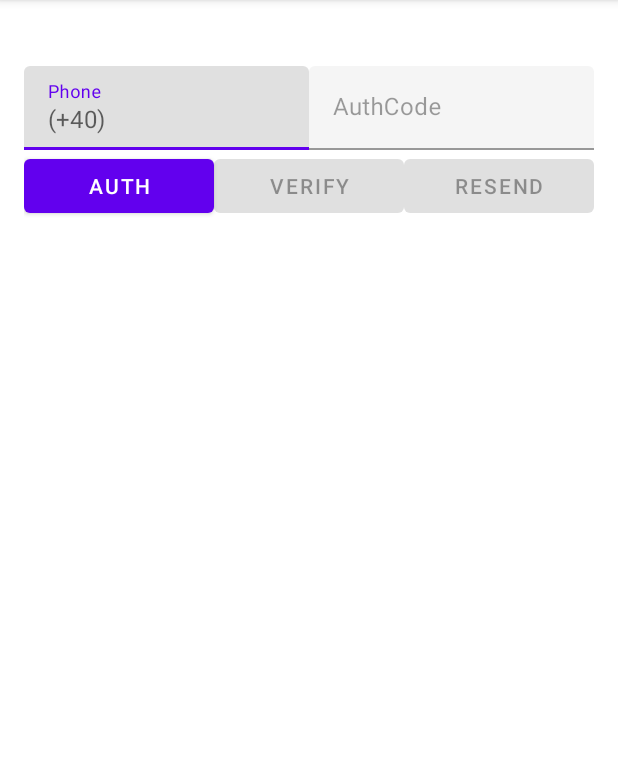
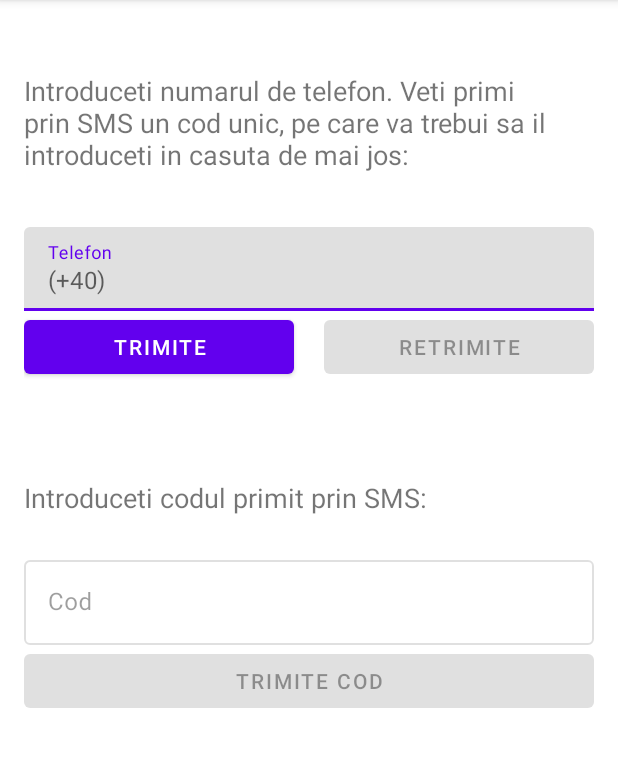
Before and after one commit to alexandrumeterez/covidtracer, an Android app: the screen it shows after launch (PhoneRegisterActivity), after a tap on "INREGISTRARE", on a phone screen of 412 x 824 dp, the part 84-851 px from its top. Run offline under Robolectric (Android 15) with nearby library versions, the phone set to English and light mode, and no system bars; our stand-ins replace Firebase (no records; nobody signed in at launch, a user with empty details on screens opened directly).

Commit message:
did some formatting on the register xml. still looks awful

```diff
--- a/app/src/main/java/com/example/covidtracer/PhoneRegisterActivity.java
+++ b/app/src/main/java/com/example/covidtracer/PhoneRegisterActivity.java
@@ -51,7 +51,6 @@ public class PhoneRegisterActivity extends AppCompatActivity implements
     private PhoneAuthProvider.ForceResendingToken mResendToken;
     private PhoneAuthProvider.OnVerificationStateChangedCallbacks mCallbacks;
 
-    private ViewGroup mPhoneNumberViews;
 
     private TextInputLayout mPhoneNumberField;
     private TextInputLayout mVerificationField;
@@ -70,8 +69,6 @@ public class PhoneRegisterActivity extends AppCompatActivity implements
         if (savedInstanceState != null) {
             onRestoreInstanceState(savedInstanceState);
         }
-
-        mPhoneNumberViews = findViewById(R.id.phoneAuthFields);
 
 
         mPhoneNumberField = findViewById(R.id.fieldPhoneNumber);
@@ -264,10 +261,7 @@ public class PhoneRegisterActivity extends AppCompatActivity implements
                 break;
         }
 
-        if (user == null) {
-            // Signed out
-            mPhoneNumberViews.setVisibility(View.VISIBLE);
-        } else {
+        if (user != null) {
             final String phoneNumber = "+40" + mPhoneNumberField.getEditText().getText().toString();
             final User newUser = new User(phoneNumber, "Sanatos");
             FirebaseDatabaseHelper.getInstance().addUser(newUser, this, new FirebaseDatabaseHelper.DataStatus() {
--- a/app/src/main/res/layout/activity_phone_register.xml
+++ b/app/src/main/res/layout/activity_phone_register.xml
@@ -8,32 +8,30 @@
     android:weightSum="4">
 
 
-    <RelativeLayout
-        android:layout_width="match_parent"
-        android:layout_height="0dp"
-        android:layout_weight="1"
-        android:gravity="center_vertical">
-
-        <LinearLayout
-            android:id="@+id/phoneAuthFields"
-            android:layout_width="match_parent"
-            android:layout_height="wrap_content"
-            android:orientation="vertical"
-            android:paddingLeft="16dp"
-            android:paddingRight="16dp">
-
     <LinearLayout
         android:layout_width="match_parent"
         android:layout_height="wrap_content"
-                android:orientation="horizontal"
-                android:weightSum="2.0">
+        android:layout_marginStart="16dp"
+        android:layout_marginLeft="16dp"
+        android:layout_marginEnd="16dp"
+        android:layout_marginRight="16dp"
+        android:orientation="vertical"
+        android:paddingTop="48dp"
+        android:paddingBottom="64dp">
+
+        <TextView
+            android:layout_width="match_parent"
+            android:layout_height="wrap_content"
+            android:layout_marginBottom="36dp"
+            android:text="@string/phone_desc"
+            android:textSize="18sp" />
 
         <com.google.android.material.textfield.TextInputLayout
             android:id="@+id/fieldPhoneNumber"
-                    android:layout_width="0dp"
-                    android:layout_height="wrap_content"
+            android:layout_width="match_parent"
+            android:layout_height="0dp"
             android:layout_weight="1.0"
-                    android:hint="Phone"
+            android:hint="Telefon"
             android:inputType="phone"
 
             app:prefixText="(+40)">
@@ -46,13 +44,57 @@
 
         </com.google.android.material.textfield.TextInputLayout>
 
+
+        <LinearLayout
+            android:layout_width="match_parent"
+            android:layout_height="wrap_content"
+            android:orientation="horizontal">
+
+            <Button
+                android:id="@+id/buttonStartVerification"
+                android:layout_width="match_parent"
+                android:layout_height="wrap_content"
+                android:layout_marginEnd="10dp"
+                android:layout_marginRight="10dp"
+                android:layout_weight="1.0"
+                android:text="Trimite" />
+
+            <Button
+                android:id="@+id/buttonResend"
+                android:layout_width="match_parent"
+                android:layout_height="wrap_content"
+                android:layout_marginStart="10dp"
+                android:layout_marginLeft="10dp"
+                android:layout_weight="1.0"
+                android:text="Retrimite" />
+        </LinearLayout>
+    </LinearLayout>
+
+    <LinearLayout
+        android:layout_width="match_parent"
+        android:layout_height="wrap_content"
+        android:layout_marginStart="16dp"
+        android:layout_marginLeft="16dp"
+        android:layout_marginEnd="16dp"
+        android:layout_marginRight="16dp"
+        android:orientation="vertical">
+
+        <TextView
+            android:layout_width="match_parent"
+            android:layout_height="wrap_content"
+            android:layout_marginBottom="24dp"
+            android:text="@string/code_desc"
+            android:textSize="18sp" />
+
         <com.google.android.material.textfield.TextInputLayout
             android:id="@+id/fieldVerificationCode"
-                    android:layout_width="0dp"
+            style="@style/Widget.MaterialComponents.TextInputLayout.OutlinedBox"
+            android:layout_width="match_parent"
             android:layout_height="wrap_content"
             android:layout_weight="1.0"
-                    android:hint="AuthCode"
+            android:hint="Cod"
             android:inputType="number">
+
 
             <com.google.android.material.textfield.TextInputEditText
                 android:layout_width="match_parent"
@@ -62,40 +104,14 @@
 
         </com.google.android.material.textfield.TextInputLayout>
 
+
+        <Button
+            android:id="@+id/buttonVerifyPhone"
+            android:layout_width="match_parent"
+            android:layout_height="wrap_content"
+            android:layout_weight="1.0"
+            android:text="Trimite cod" />
     </LinearLayout>
 
 
-            <LinearLayout
-                android:layout_width="match_parent"
-                android:layout_height="wrap_content"
-                android:orientation="horizontal"
-                android:weightSum="3.0">
-
-                <Button
-                    android:id="@+id/buttonStartVerification"
-                    android:layout_width="0dp"
-                    android:layout_height="wrap_content"
-                    android:layout_weight="1.0"
-                    android:text="Auth" />
-
-                <Button
-                    android:id="@+id/buttonVerifyPhone"
-                    android:layout_width="0dp"
-                    android:layout_height="wrap_content"
-                    android:layout_weight="1.0"
-                    android:text="Verify" />
-
-                <Button
-                    android:id="@+id/buttonResend"
-                    android:layout_width="0dp"
-                    android:layout_height="wrap_content"
-                    android:layout_weight="1.0"
-                    android:text="Resend" />
 </LinearLayout>
-
-        </LinearLayout>
-
-
-    </RelativeLayout>
-
-</LinearLayout>
--- a/app/src/main/res/values/strings.xml
+++ b/app/src/main/res/values/strings.xml
@@ -23,4 +23,6 @@
     <string name="text_permissions">Inregistrandu-va, va dati acordul pentru:</string>
     <string name="text_permissions_1">Monitorizarea si stocarea persoanelor cu care intrati in contact (identitatea ramane necunoscuta)</string>
     <string name="text_permissions_2">Stocarea numarului de telefon</string>
+    <string name="phone_desc">Introduceti numarul de telefon. Veti primi prin SMS un cod unic, pe care va trebui sa il introduceti in casuta de mai jos:</string>
+    <string name="code_desc">Introduceti codul primit prin SMS:</string>
 </resources>
```
Lines whose indentation alone changed are shown as unchanged.
